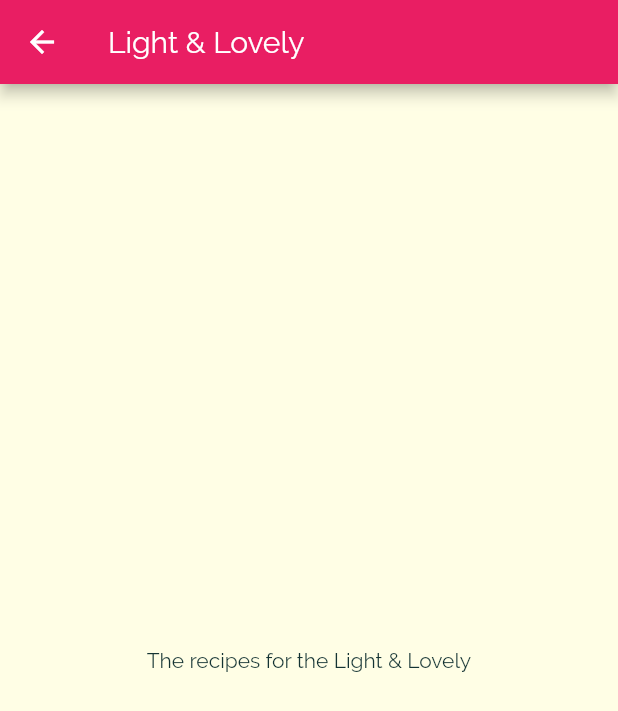
After one commit to ituxka/meals, a Flutter app: the screen it shows after launch, after a tap on "Light & Lovely", on a phone screen of 412 x 824 dp. The commit adds this screen. Shown: the top 711 px of the screen. Run offline on Flutter 3.47's test engine with Material 2 defaults, Android fonts, the phone set to English and light mode, and no system bars.

Commit message:
feat: add category_meals_screen and navigation

```diff
--- a/lib/main.dart
+++ b/lib/main.dart
@@ -1,5 +1,6 @@
 import 'package:flutter/material.dart';
 import 'package:meals/screens/categories_screen.dart';
+import 'package:meals/screens/category_meals_screen.dart';
 import 'package:meals/style.dart';
 
 void main() => runApp(App());
@@ -25,6 +26,9 @@ class App extends StatelessWidget {
             ),
       ),
       home: CategoriesScreen(),
+      routes: {
+        CategoryMealsScreen.routeName: (_) => CategoryMealsScreen(),
+      },
     );
   }
 }
--- /dev/null
+++ b/lib/screens/category_meals_screen.dart
@@ -0,0 +1,20 @@
+import 'package:flutter/material.dart';
+import 'package:meals/models/category.dart';
+
+class CategoryMealsScreen extends StatelessWidget {
+  static const routeName = '/category-meals';
+
+  @override
+  Widget build(BuildContext context) {
+    final category = ModalRoute.of(context).settings.arguments as Category;
+
+    return Scaffold(
+      appBar: AppBar(
+        title: Text(category.title),
+      ),
+      body: Center(
+        child: Text('The recipes for the ${category.title}'),
+      ),
+    );
+  }
+}
--- a/lib/widgets/category/category_item.dart
+++ b/lib/widgets/category/category_item.dart
@@ -1,23 +1,40 @@
 import 'package:flutter/material.dart';
+import 'package:meals/models/category.dart';
+import 'package:meals/screens/category_meals_screen.dart';
 
 class CategoryItem extends StatelessWidget {
-  CategoryItem(this.title, this.color);
+  CategoryItem(this.id, this.title, this.color);
 
+  final String id;
   final String title;
   final Color color;
 
+  void _onSelectCategory(BuildContext context) {
+    Navigator.of(context).pushNamed(
+      CategoryMealsScreen.routeName,
+      arguments: Category(id: id, title: title, color: color),
+    );
+  }
+
   @override
   Widget build(BuildContext context) {
-    return Container(
+    return InkWell(
+      splashColor: Theme.of(context).primaryColor,
+      borderRadius: categoryItemBorderRadius,
+      onTap: () => _onSelectCategory(context),
+      child: Container(
         padding: EdgeInsets.all(15),
         decoration: categoryItemDecoration(color),
         child: Text(
           title,
           style: Theme.of(context).textTheme.title,
         ),
+      ),
     );
   }
 }
+
+final BorderRadius categoryItemBorderRadius = BorderRadius.circular(15);
 
 typedef BoxDecoration CategoryItemDecorationFn(Color color);
 
@@ -31,5 +48,6 @@ CategoryItemDecorationFn categoryItemDecoration = (Color color) {
       begin: Alignment.topLeft,
       end: Alignment.bottomRight,
     ),
-      borderRadius: BorderRadius.circular(15));
+    borderRadius: categoryItemBorderRadius,
+  );
 };
--- a/lib/widgets/category/category_list.dart
+++ b/lib/widgets/category/category_list.dart
@@ -14,7 +14,7 @@ class CategoriesList extends StatelessWidget {
         crossAxisSpacing: 20,
       ),
       children: STUB_CATEGORIES.map((category) {
-        return CategoryItem(category.title, category.color);
+        return CategoryItem(category.id, category.title, category.color);
       }).toList(),
     );
   }
```
Lines whose indentation alone changed are shown as unchanged.
